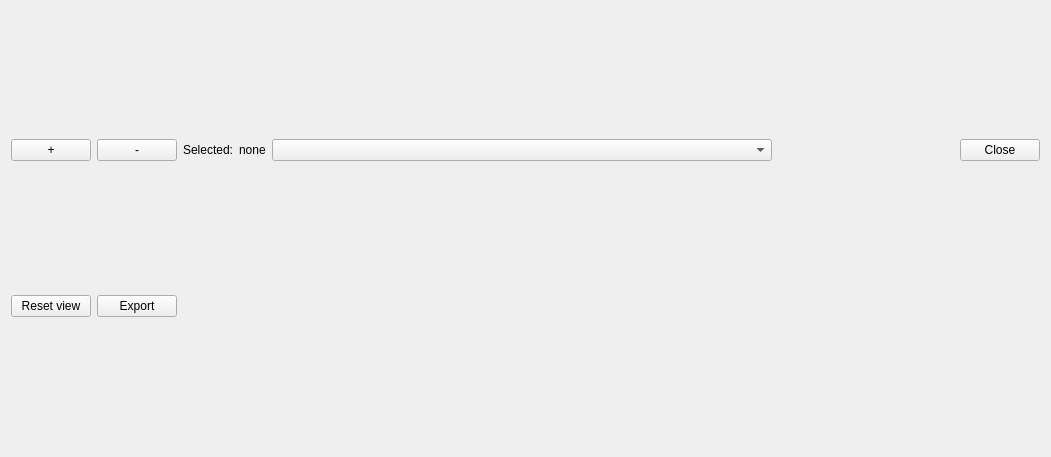
RCPRG-ros-pkg/agent_orocos, file rqt_agent/resource/FsmVis.ui: the form before one commit.
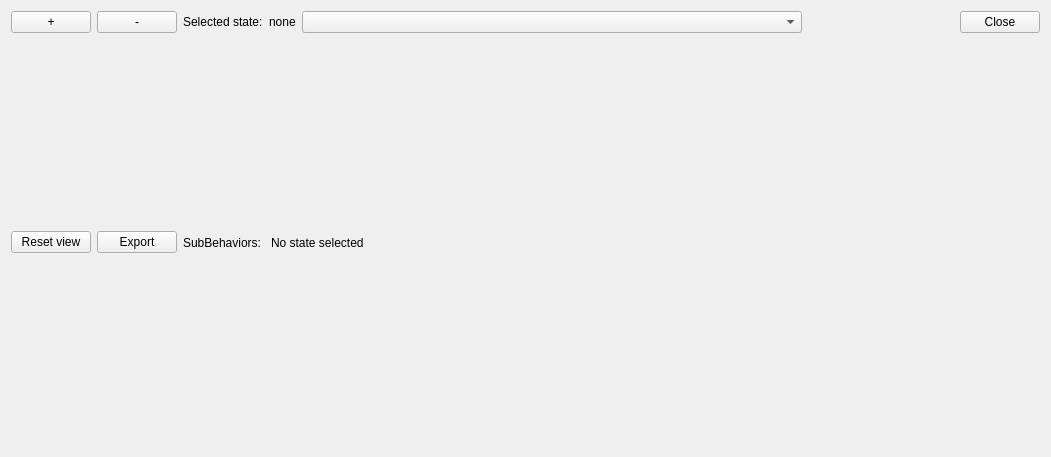
The form after the commit.

Commit message: fsm visualisation subbehaviors for selected state

Patch:
```diff
--- a/rqt_agent/resource/FsmVis.ui
+++ b/rqt_agent/resource/FsmVis.ui
@@ -36,7 +36,7 @@
      <item>
       <widget class="QLabel" name="label">
        <property name="text">
-        <string>Selected:</string>
+        <string>Selected state:</string>
        </property>
       </widget>
      </item>
@@ -104,6 +104,20 @@
        </property>
       </widget>
      </item>
+     <item>
+      <widget class="QLabel" name="label_sb">
+       <property name="text">
+        <string>SubBehaviors: </string>
+       </property>
+      </widget>
+     </item>
+     <item>
+      <widget class="QLabel" name="labelSubBehaviors">
+       <property name="text">
+        <string>No state selected</string>
+       </property>
+      </widget>
+     </item>
      <item>
       <spacer name="horizontalSpacer_2">
        <property name="orientation">
```
Left out of the diff: 2 changed lines with no effect on the pictures. The commit also changes 1 other file.
